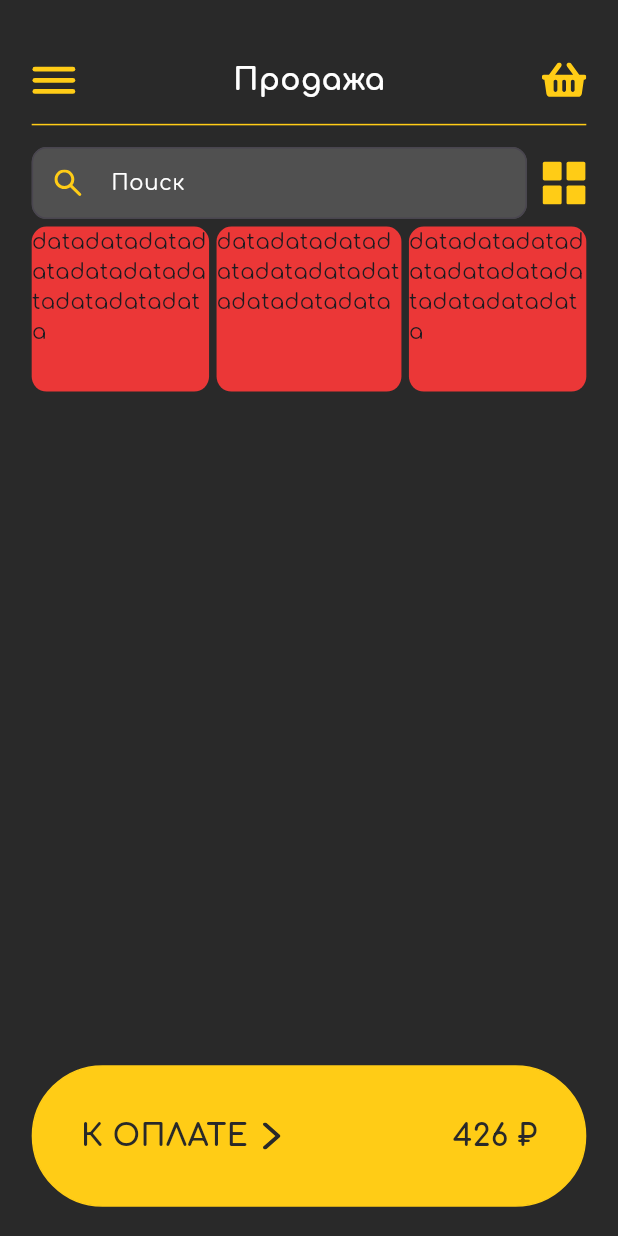
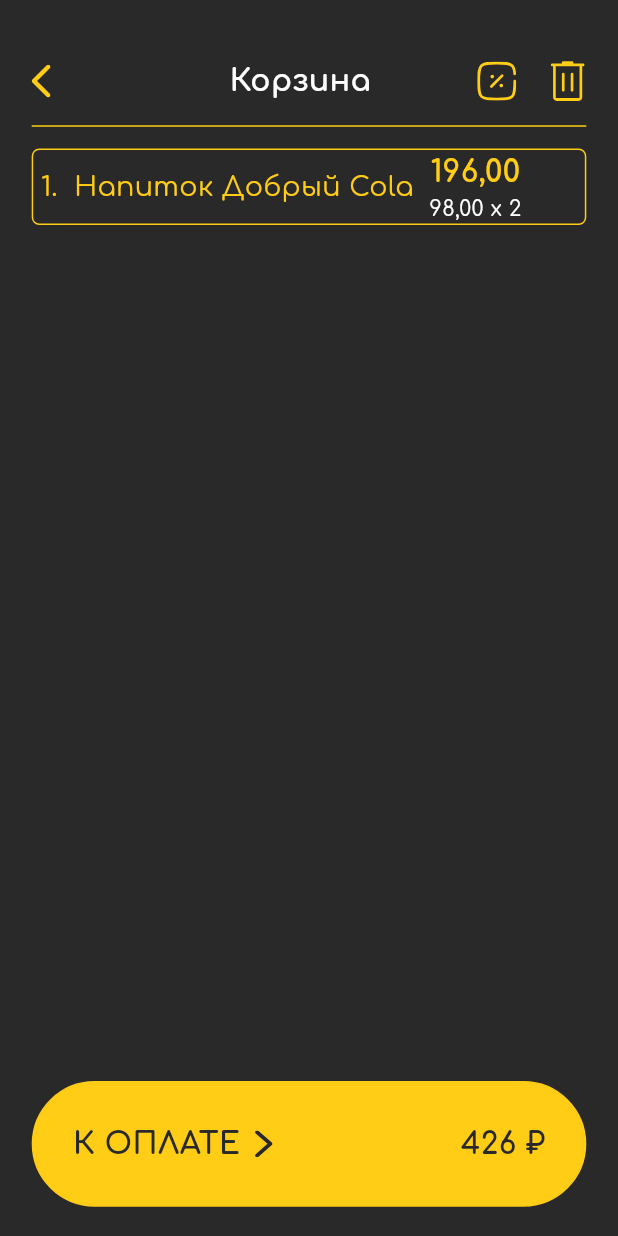
Before and after one commit to Drr4m/Control, a Flutter app: the screen it shows after launch, on a phone screen of 412 x 824 dp. Run offline on Flutter 3.47's test engine with Material 2 defaults, Android fonts, the phone set to English and light mode, and no system bars; our stand-ins replace flutter_riverpod, flutter_svg; generated files the repository leaves out were written again.

Commit message:
Added basket page

```diff
--- /dev/null
+++ b/lib/features/basket/basket.dart
@@ -0,0 +1,160 @@
+import 'package:flutter/material.dart';
+import 'package:flutter_svg/flutter_svg.dart';
+import 'package:flutter_riverpod/flutter_riverpod.dart';
+import '../../core/themes/theme.dart';
+import 'package:flutter_gen/gen_l10n/app_localizations.dart';
+
+import '../../core/ui/InUpButton.dart';
+
+final changeLanguage = StateProvider((ref) => 0);
+
+class BasketPage extends ConsumerStatefulWidget {
+  const BasketPage({super.key});
+
+  @override
+  ConsumerState<ConsumerStatefulWidget> createState() => _BasketPageState();
+}
+
+class _BasketPageState extends ConsumerState<BasketPage> {
+  @override
+  Widget build(BuildContext context) {
+    final l10n = AppLocalizations.of(context);
+    Size size = MediaQuery.of(context).size;
+
+    return SafeArea(
+      child: GestureDetector(
+        onTap: () {
+          FocusManager.instance.primaryFocus?.unfocus();
+        },
+        child: Scaffold(
+          body: Padding(
+            padding: EdgeInsets.fromLTRB(
+                size.width * Correlation.width * 20,
+                size.height * Correlation.height * 40,
+                size.width * Correlation.width * 20,
+                size.height * Correlation.height * 20),
+            child: Column(children: [
+              Row(
+                mainAxisAlignment: MainAxisAlignment.spaceBetween,
+                children: [
+                  Container(
+                    alignment: AlignmentDirectional.topStart,
+                    width: size.width * Correlation.width * 58,
+                    child: SvgPicture.asset(
+                      "assets/images/backArrow.svg",
+                      semanticsLabel: "back",
+                      width: size.width * Correlation.width * 12,
+                    ),
+                  ),
+                  Text(
+                    l10n.busketTitle,
+                    style: text20bold.copyWith(color: AppColors.white),
+                  ),
+                  Row(
+                    children: [
+                      SvgPicture.asset(
+                        "assets/images/discount.svg",
+                        semanticsLabel: "discount",
+                        width: size.width * Correlation.width * 25,
+                      ),
+                      SizedBox(width: size.width * Correlation.width * 20),
+                      SvgPicture.asset(
+                        "assets/images/delete.svg",
+                        semanticsLabel: "delete",
+                        width: size.width * Correlation.width * 24,
+                      ),
+                    ],
+                  ),
+                ],
+              ),
+              const Divider(
+                thickness: 1,
+                height: 30,
+                color: AppColors.yellow,
+              ),
+              Container(
+                decoration: BoxDecoration(
+                    border: Border.all(color: AppColors.yellow),
+                    borderRadius: BorderRadius.circular(5)),
+                child: Row(children: [
+                  Column(
+                    children: [
+                      Padding(
+                        padding: const EdgeInsets.all(5.0),
+                        child: Text(
+                          "1.  Напиток Добрый Cola ",
+                          style: text18.copyWith(color: AppColors.yellow),
+                        ),
+                      ),
+                    ],
+                  ),
+                  Padding(
+                    padding: const EdgeInsets.all(0.0),
+                    child: Column(
+                      children: [
+                        Text(
+                          "196,00",
+                          style: text20bold.copyWith(color: AppColors.yellow),
+                        ),
+                        Text(
+                          "98,00 х 2",
+                          style: text14.copyWith(color: AppColors.white),
+                        ),
+                      ],
+                    ),
+                  )
+                ]),
+              ),
+              Expanded(
+                  child: Column(
+                children: [
+                  Row(
+                    children: [],
+                  )
+                ],
+              )),
+              GestureDetector(
+                onTap: () {
+                  print("Tapped");
+                },
+                child: Container(
+                  decoration: BoxDecoration(
+                      color: AppColors.yellow,
+                      border: Border.all(color: AppColors.yellow),
+                      borderRadius: BorderRadius.all(Radius.circular(100))),
+                  padding: EdgeInsets.all(size.width * Correlation.width * 25),
+                  alignment: AlignmentDirectional.bottomEnd,
+                  child: Row(
+                    mainAxisAlignment: MainAxisAlignment.spaceBetween,
+                    children: [
+                      Row(
+                        children: [
+                          Text(
+                            l10n.buyBotton.toUpperCase(),
+                            style: text20bold.copyWith(color: AppColors.black),
+                          ),
+                          Padding(
+                            padding: const EdgeInsets.fromLTRB(10, 0, 10, 0),
+                            child: SvgPicture.asset(
+                              "assets/images/arrow.svg",
+                              semanticsLabel: "arrow",
+                              width: size.width * Correlation.width * 11,
+                            ),
+                          ),
+                        ],
+                      ),
+                      Text(
+                        "426 ₽",
+                        style: text20bold.copyWith(color: AppColors.black),
+                      ),
+                    ],
+                  ),
+                ),
+              )
+            ]),
+          ),
+        ),
+      ),
+    );
+  }
+}
--- a/lib/features/sale/sale.dart
+++ b/lib/features/sale/sale.dart
@@ -155,7 +155,7 @@ class _SalePageState extends ConsumerState<SalePage> {
                       color: AppColors.yellow,
                       border: Border.all(color: AppColors.yellow),
                       borderRadius: BorderRadius.all(Radius.circular(100))),
-                  padding: EdgeInsets.all(size.width * Correlation.width * 30),
+                  padding: EdgeInsets.all(size.width * Correlation.width * 25),
                   alignment: AlignmentDirectional.bottomEnd,
                   child: Row(
                     mainAxisAlignment: MainAxisAlignment.spaceBetween,
--- a/lib/main.dart
+++ b/lib/main.dart
@@ -6,7 +6,8 @@ import 'package:flutter_gen/gen_l10n/app_localizations.dart';
 // import 'package:control/features/auth/signIn.dart';
 // import 'package:control/features/auth/signUpFirst.dart';
 // import 'package:control/features/auth/signUpSecond.dart';
-import 'package:control/features/sale/sale.dart';
+// import 'package:control/features/sale/sale.dart';
+import 'package:control/features/basket/basket.dart';
 
 final changeLanguage = StateProvider((ref) => 1);
 void main() {
@@ -35,7 +36,7 @@ class MyApp extends ConsumerWidget {
         scaffoldBackgroundColor: const Color(0xFF292929),
       ),
       debugShowCheckedModeBanner: false,
-      home: SalePage(),
+      home: BasketPage(),
     );
   }
 }
```
Also changed, not shown: assets/images/backArrow.svg (added), assets/images/delete.svg (added), assets/images/discount.svg (added).
